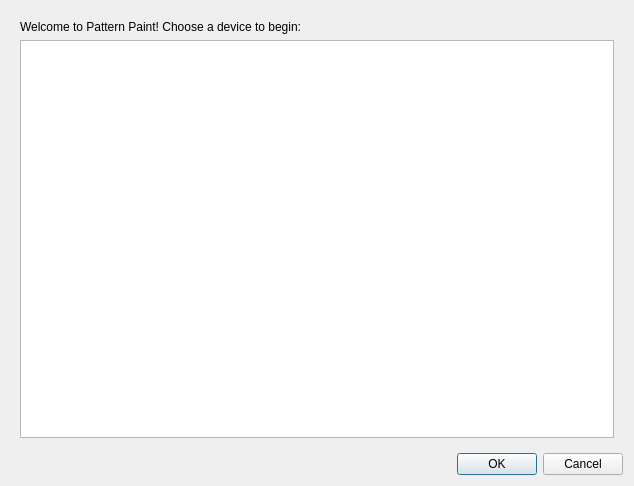
First picture: the form in PatternPaint/welcomescreen.ui, repository Blinkinlabs/PatternPaint, before the edit.
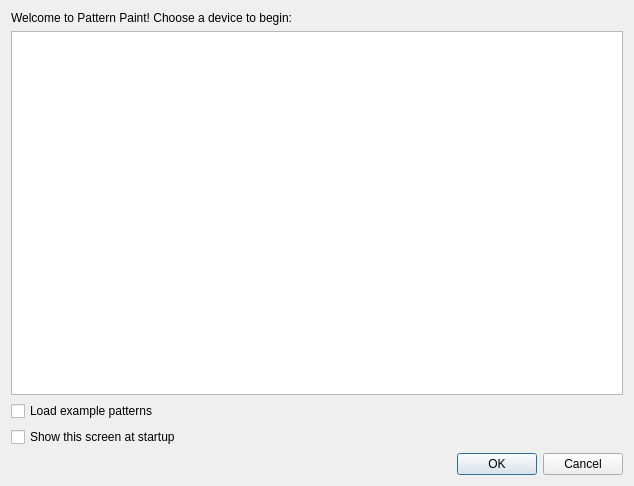
Second picture: the form after the edit.

Commit message: Welcome screen: add options to not show on startup, not load example patterns

```diff
--- a/PatternPaint/welcomescreen.ui
+++ b/PatternPaint/welcomescreen.ui
@@ -18,13 +18,6 @@
   </property>
   <layout class="QVBoxLayout" name="verticalLayout">
    <item>
-    <widget class="QStackedWidget" name="stackedWidget">
-     <property name="currentIndex">
-      <number>0</number>
-     </property>
-     <widget class="QWidget" name="page">
-      <layout class="QVBoxLayout" name="verticalLayout_2">
-       <item>
         <widget class="QLabel" name="label">
          <property name="text">
           <string>Welcome to Pattern Paint! Choose a device to begin:</string>
@@ -56,8 +49,18 @@
          </property>
         </widget>
        </item>
-      </layout>
-     </widget>
+   <item>
+    <widget class="QCheckBox" name="loadExamplePatterns">
+     <property name="text">
+      <string>Load example patterns</string>
+     </property>
+    </widget>
+   </item>
+   <item>
+    <widget class="QCheckBox" name="showWelcomeScreen">
+     <property name="text">
+      <string>Show this screen at startup</string>
+     </property>
     </widget>
    </item>
    <item>
```
Lines whose indentation alone changed are shown as unchanged. The commit also changes 3 other files.
